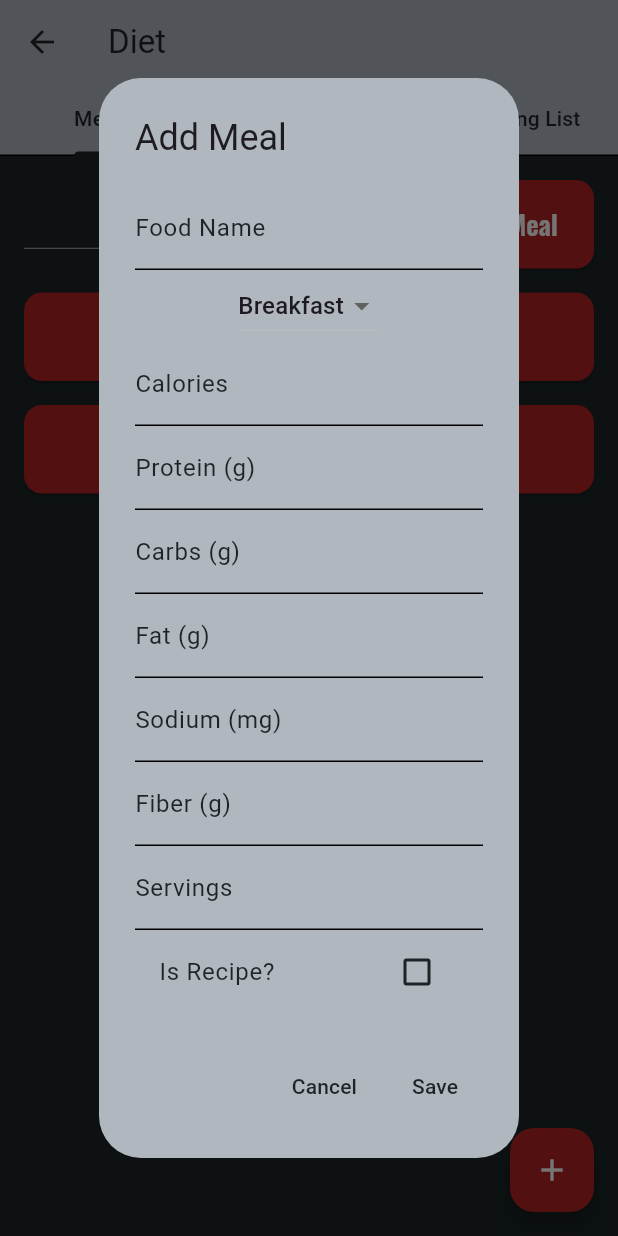
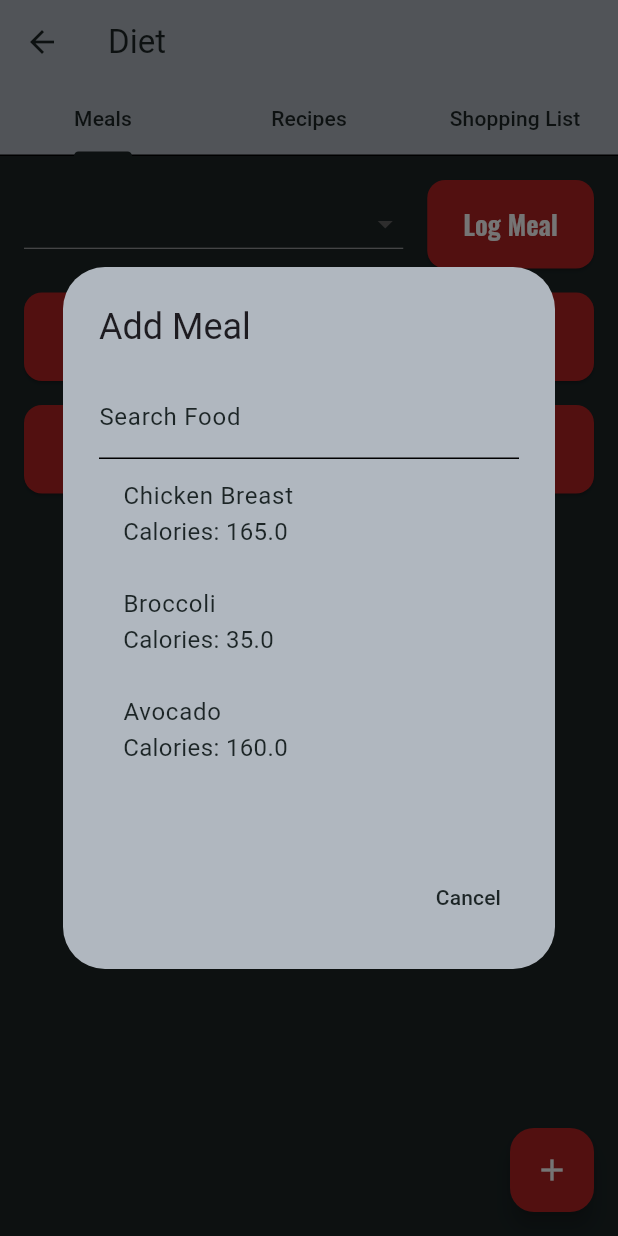
Before and after one commit to weaponx124/personal_trainer_app_clean2, a Flutter app: the DietScreen screen opened directly, after a tap on "Log Meal", on a phone screen of 412 x 824 dp. Run offline on Flutter 3.47's test engine with Material 3 defaults, Android fonts, the light colour scheme and no system bars; our stand-ins replace animate_do, confetti, connectivity_plus, fl_chart, flutter_local_notifications, get_it and 6 more; accounts and stored records are empty.

Commit message:
diet bug fixes

```diff
--- a/lib/features/diet/diet_screen.dart
+++ b/lib/features/diet/diet_screen.dart
@@ -8,7 +8,7 @@ class DietScreen extends StatefulWidget {
   const DietScreen({super.key});
 
   @override
-  State<DietScreen> createState() => DietScreenState(); // Changed to public
+  State<DietScreen> createState() => DietScreenState();
 }
 
 class DietScreenState extends State<DietScreen> with SingleTickerProviderStateMixin {
@@ -54,7 +54,6 @@ class DietScreenState extends State<DietScreen> with SingleTickerProviderStateMi
   }
 
   Future<void> shareDietSummary() async {
-    // Placeholder for sharing logic
     print('Sharing diet summary...');
   }
 }
--- a/lib/features/diet/diet_screen_logic.dart
+++ b/lib/features/diet/diet_screen_logic.dart
@@ -5,18 +5,24 @@ import '../../core/data/models/shopping_list_item.dart';
 
 class DietScreenLogic {
   late TabController _tabController;
-  List<Meal> _meals = [];
+  final ValueNotifier<List<Meal>> _meals = ValueNotifier([]);
   List<Recipe> _recipes = [];
   List<ShoppingListItem> _shoppingList = [];
   DateTime _selectedDate = DateTime.now();
   String _selectedMealType = 'Breakfast';
+
+  final List<Map<String, dynamic>> _foodDatabase = [
+    {'food': 'Chicken Breast', 'calories': 165.0, 'protein': 31.0, 'carbs': 0.0, 'fat': 3.6, 'sodium': 74.0, 'fiber': 0.0, 'servings': 1.0, 'isRecipe': false},
+    {'food': 'Broccoli', 'calories': 35.0, 'protein': 3.0, 'carbs': 7.0, 'fat': 0.4, 'sodium': 33.0, 'fiber': 3.0, 'servings': 1.0, 'isRecipe': false},
+    {'food': 'Avocado', 'calories': 160.0, 'protein': 2.0, 'carbs': 9.0, 'fat': 15.0, 'sodium': 7.0, 'fiber': 7.0, 'servings': 1.0, 'isRecipe': false},
+  ];
 
   DietScreenLogic(TickerProvider vsync) {
     _tabController = TabController(length: 3, vsync: vsync);
   }
 
   TabController get tabController => _tabController;
-  List<Meal> get meals => _meals;
+  ValueNotifier<List<Meal>> get meals => _meals; // Now a ValueNotifier
   List<Recipe> get recipes => _recipes;
   List<ShoppingListItem> get shoppingList => _shoppingList;
   DateTime get selectedDate => _selectedDate;
@@ -30,12 +36,13 @@ class DietScreenLogic {
   void dispose() {
     _tabController.removeListener(_onTabChanged);
     _tabController.dispose();
+    _meals.dispose();
   }
 
   void _onTabChanged() {}
 
   void _loadInitialData() {
-    _meals = [];
+    _meals.value = [];
     _recipes = [];
     _shoppingList = [];
   }
@@ -44,21 +51,15 @@ class DietScreenLogic {
     _showAddMealDialog(context);
   }
 
-  void addCustomFood() {
-    // Placeholder for custom food logic
+  void addCustomFood() {}
+
+  void addRecipe() {}
+
+  void deleteMeal(String mealId) {
+    _meals.value = _meals.value.where((meal) => meal.id != mealId).toList();
   }
 
-  void addRecipe() {
-    // Placeholder for recipe logic
-  }
-
-  void deleteMeal(String mealId) {
-    _meals.removeWhere((meal) => meal.id == mealId);
-  }
-
-  void editMeal(Meal meal) {
-    // Placeholder for edit logic
-  }
+  void editMeal(Meal meal) {}
 
   void deleteRecipe(String recipeId) {
     _recipes.removeWhere((recipe) => recipe.id == recipeId);
@@ -68,13 +69,9 @@ class DietScreenLogic {
     _shoppingList.add(item);
   }
 
-  void toggleShoppingItem(String itemId, bool value) {
-    // Placeholder for toggle logic
-  }
+  void toggleShoppingItem(String itemId, bool value) {}
 
-  void generateShoppingList() {
-    // Placeholder for generate logic
-  }
+  void generateShoppingList() {}
 
   void clearShoppingList() {
     _shoppingList.clear();
@@ -110,75 +107,60 @@ class DietScreenLogic {
   }
 
   void _showAddMealDialog(BuildContext context) {
-    String food = '';
-    String mealType = _selectedMealType;
-    double calories = 0.0;
-    double protein = 0.0;
-    double carbs = 0.0;
-    double fat = 0.0;
-    double sodium = 0.0;
-    double fiber = 0.0;
-    double servings = 1.0;
-    bool isRecipe = false;
+    String searchQuery = '';
+    List<Map<String, dynamic>> filteredFoods = _foodDatabase;
 
     showDialog(
       context: context,
-      builder: (context) => AlertDialog(
+      builder: (context) => StatefulBuilder(
+        builder: (context, setState) => AlertDialog(
           title: const Text('Add Meal'),
-        content: SingleChildScrollView(
+          content: SizedBox(
+            height: 300,
+            width: 280,
             child: Column(
               mainAxisSize: MainAxisSize.min,
               children: [
                 TextField(
-                decoration: const InputDecoration(labelText: 'Food Name'),
-                onChanged: (value) => food = value,
+                  decoration: const InputDecoration(labelText: 'Search Food'),
+                  onChanged: (value) {
+                    setState(() {
+                      searchQuery = value;
+                      filteredFoods = _foodDatabase
+                          .where((food) => food['food'].toString().toLowerCase().contains(value.toLowerCase()))
+                          .toList();
+                    });
+                  },
                 ),
-              DropdownButton<String>(
-                value: mealType,
-                items: ['Breakfast', 'Lunch', 'Dinner', 'Snack']
-                    .map((type) => DropdownMenuItem(value: type, child: Text(type)))
-                    .toList(),
-                onChanged: (value) => mealType = value ?? 'Breakfast',
+                Expanded(
+                  child: ListView.builder(
+                    itemCount: filteredFoods.length,
+                    itemBuilder: (context, index) {
+                      final food = filteredFoods[index];
+                      return ListTile(
+                        title: Text(food['food']),
+                        subtitle: Text('Calories: ${food['calories']}'),
+                        onTap: () {
+                          final meal = Meal(
+                            id: DateTime.now().toString(),
+                            food: food['food'],
+                            mealType: _selectedMealType,
+                            calories: food['calories'],
+                            protein: food['protein'],
+                            carbs: food['carbs'],
+                            fat: food['fat'],
+                            sodium: food['sodium'],
+                            fiber: food['fiber'],
+                            timestamp: _selectedDate.millisecondsSinceEpoch,
+                            servings: food['servings'],
+                            isRecipe: food['isRecipe'],
+                          );
+                          _meals.value = [..._meals.value, meal]; // Update notifier
+                          Navigator.pop(context);
+                        },
+                      );
+                    },
                   ),
-              TextField(
-                decoration: const InputDecoration(labelText: 'Calories'),
-                keyboardType: TextInputType.number,
-                onChanged: (value) => calories = double.tryParse(value) ?? 0.0,
-              ),
-              TextField(
-                decoration: const InputDecoration(labelText: 'Protein (g)'),
-                keyboardType: TextInputType.number,
-                onChanged: (value) => protein = double.tryParse(value) ?? 0.0,
-              ),
-              TextField(
-                decoration: const InputDecoration(labelText: 'Carbs (g)'),
-                keyboardType: TextInputType.number,
-                onChanged: (value) => carbs = double.tryParse(value) ?? 0.0,
-              ),
-              TextField(
-                decoration: const InputDecoration(labelText: 'Fat (g)'),
-                keyboardType: TextInputType.number,
-                onChanged: (value) => fat = double.tryParse(value) ?? 0.0,
-              ),
-              TextField(
-                decoration: const InputDecoration(labelText: 'Sodium (mg)'),
-                keyboardType: TextInputType.number,
-                onChanged: (value) => sodium = double.tryParse(value) ?? 0.0,
-              ),
-              TextField(
-                decoration: const InputDecoration(labelText: 'Fiber (g)'),
-                keyboardType: TextInputType.number,
-                onChanged: (value) => fiber = double.tryParse(value) ?? 0.0,
-              ),
-              TextField(
-                decoration: const InputDecoration(labelText: 'Servings'),
-                keyboardType: TextInputType.number,
-                onChanged: (value) => servings = double.tryParse(value) ?? 1.0,
-              ),
-              CheckboxListTile(
-                title: const Text('Is Recipe?'),
-                value: isRecipe,
-                onChanged: (value) => isRecipe = value ?? false,
                 ),
               ],
             ),
@@ -188,30 +170,8 @@ class DietScreenLogic {
               onPressed: () => Navigator.pop(context),
               child: const Text('Cancel'),
             ),
-          TextButton(
-            onPressed: () {
-              if (food.isNotEmpty) {
-                final meal = Meal(
-                  id: DateTime.now().toString(),
-                  food: food,
-                  mealType: mealType,
-                  calories: calories,
-                  protein: protein,
-                  carbs: carbs,
-                  fat: fat,
-                  sodium: sodium,
-                  fiber: fiber,
-                  timestamp: _selectedDate.millisecondsSinceEpoch,
-                  servings: servings,
-                  isRecipe: isRecipe,
-                );
-                _meals.add(meal);
-                Navigator.pop(context);
-              }
-            },
-            child: const Text('Save'),
+          ],
         ),
-        ],
       ),
     );
   }
--- a/lib/features/diet/meals_tab.dart
+++ b/lib/features/diet/meals_tab.dart
@@ -1,6 +1,7 @@
 import 'package:flutter/material.dart';
 import './diet_screen_logic.dart';
 import './widgets/meal_log.dart';
+import '../../core/data/models/meal.dart'; // Added import
 
 class MealsTab extends StatelessWidget {
   final DietScreenLogic logic;
@@ -9,16 +10,21 @@ class MealsTab extends StatelessWidget {
 
   @override
   Widget build(BuildContext context) {
+    return ValueListenableBuilder<List<Meal>>(
+      valueListenable: logic.meals,
+      builder: (context, meals, child) {
         return MealLog(
-      meals: logic.meals,
+          meals: meals,
           onAddCustomFood: logic.addCustomFood,
           onAddRecipe: logic.addRecipe,
-      onAddMeal: () => logic.addMeal(context), // Wrap to match VoidCallback
+          onAddMeal: () => logic.addMeal(context),
           onEdit: logic.editMeal,
           onDelete: logic.deleteMeal,
           selectedMealType: logic.selectedMealType,
           onMealTypeChanged: logic.setMealType,
           selectedDate: logic.selectedDate,
         );
+      },
+    );
   }
 }
```
Lines whose indentation alone changed are shown as unchanged.
